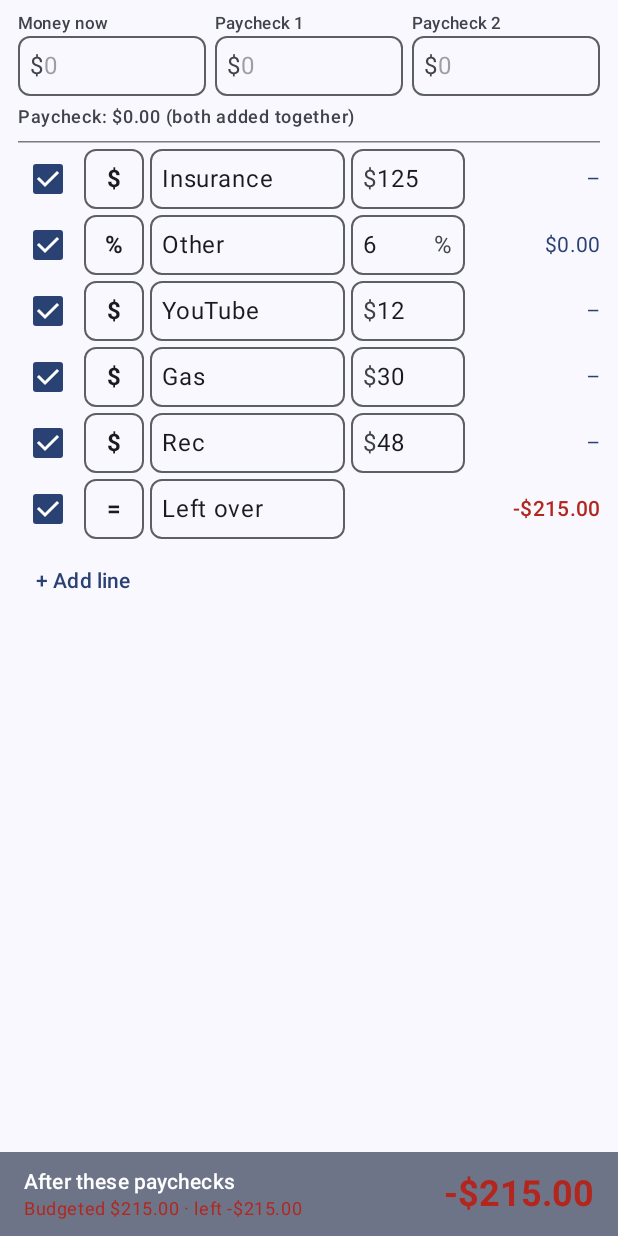
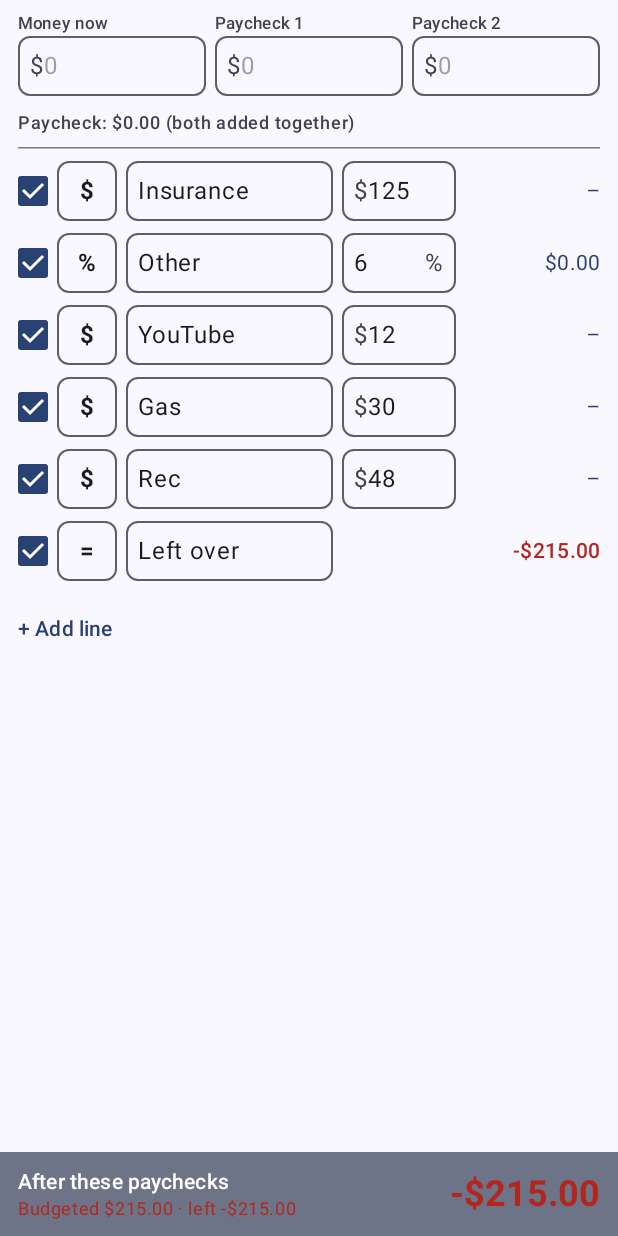
Before and after one commit to anthony3974/BudgeterV2, an Android app built with Jetpack Compose: the screen it shows after launch (MainActivity), on a phone screen of 412 x 824 dp. Run offline under Robolectric (Android 15) with nearby library versions, the phone set to English and light mode, and no system bars.

Commit message:
updated spacing

```diff
--- a/app/src/main/java/com/tony3974/budgeterv2/ui/BudgetScreen.kt
+++ b/app/src/main/java/com/tony3974/budgeterv2/ui/BudgetScreen.kt
@@ -8,6 +8,7 @@ import androidx.compose.foundation.interaction.collectIsFocusedAsState
 import androidx.compose.foundation.layout.Arrangement
 import androidx.compose.foundation.layout.Box
 import androidx.compose.foundation.layout.Column
+import androidx.compose.foundation.layout.PaddingValues
 import androidx.compose.foundation.layout.Row
 import androidx.compose.foundation.layout.Spacer
 import androidx.compose.foundation.layout.consumeWindowInsets
@@ -44,6 +45,7 @@ import androidx.compose.ui.Alignment
 import androidx.compose.ui.Modifier
 import androidx.compose.ui.graphics.Color
 import androidx.compose.ui.graphics.SolidColor
+import androidx.compose.ui.layout.layout
 import androidx.compose.ui.text.font.FontWeight
 import androidx.compose.ui.text.input.KeyboardType
 import androidx.compose.ui.text.style.TextAlign
@@ -64,6 +66,15 @@ import java.text.NumberFormat
 private val FieldHeight = 40.dp
 private val ValueWidth = 76.dp
 private val ResultWidth = 86.dp
+
+/** Space from the screen edge, shared by the content and the totals bar so their edges line up. */
+private val EdgePadding = 12.dp
+/** Space between the boxes in a row. */
+private val ItemGap = 6.dp
+/** Space between rows. */
+private val RowGap = 8.dp
+/** The drawn size of a Material checkbox, without its padding or touch area. */
+private val CheckboxBox = 20.dp
 
 private fun money(cents: Long): String = NumberFormat.getCurrencyInstance().format(BigDecimal.valueOf(cents, 2))
 
@@ -105,10 +116,10 @@ fun BudgetScreen(vm: BudgetViewModel = viewModel()) {
                 // first text box doesn't grab it and open the on-screen keyboard at launch.
                 .focusable()
                 .verticalScroll(rememberScrollState())
-                .padding(horizontal = 12.dp, vertical = 8.dp),
-            verticalArrangement = Arrangement.spacedBy(4.dp),
+                .padding(horizontal = EdgePadding, vertical = 8.dp),
+            verticalArrangement = Arrangement.spacedBy(RowGap),
         ) {
-            Row(horizontalArrangement = Arrangement.spacedBy(6.dp)) {
+            Row(horizontalArrangement = Arrangement.spacedBy(ItemGap)) {
                 LabeledField("Money now", form.moneyNow, vm::setMoneyNow, Modifier.weight(1f))
                 LabeledField("Paycheck 1", form.paycheck1, vm::setPaycheck1, Modifier.weight(1f))
                 LabeledField("Paycheck 2", form.paycheck2, vm::setPaycheck2, Modifier.weight(1f))
@@ -117,7 +128,7 @@ fun BudgetScreen(vm: BudgetViewModel = viewModel()) {
                 "Paycheck: ${money(result.paycheckCents)} (both added together)",
                 style = MaterialTheme.typography.labelMedium,
                 color = MaterialTheme.colorScheme.onSurfaceVariant,
-                modifier = Modifier.padding(top = 2.dp, bottom = 4.dp),
+                modifier = Modifier.padding(top = 2.dp),
             )
             HorizontalDivider()
             form.lines.forEachIndexed { i, line ->
@@ -132,7 +143,10 @@ fun BudgetScreen(vm: BudgetViewModel = viewModel()) {
             if (form.lines.isEmpty()) {
                 Text("No lines yet.", Modifier.padding(vertical = 8.dp))
             }
-            TextButton(onClick = vm::addLine) { Text("+ Add line") }
+            // No side padding, so the text lines up with the left edge of everything above it.
+            TextButton(onClick = vm::addLine, contentPadding = PaddingValues(vertical = 8.dp)) {
+                Text("+ Add line")
+            }
         }
     }
 }
@@ -147,9 +161,13 @@ private fun LabeledField(label: String, value: String, onValueChange: (String) -
 
 @Composable
 private fun LineRow(line: LineForm, result: LineResult?, isFirst: Boolean, isLast: Boolean, vm: BudgetViewModel) {
-    Row(verticalAlignment = Alignment.CenterVertically, horizontalArrangement = Arrangement.spacedBy(4.dp)) {
-        CompositionLocalProvider(LocalMinimumInteractiveComponentSize provides 40.dp) {
-            Checkbox(checked = line.enabled, onCheckedChange = { vm.updateLine(line.copy(enabled = it)) })
+    Row(verticalAlignment = Alignment.CenterVertically, horizontalArrangement = Arrangement.spacedBy(ItemGap)) {
+        CompositionLocalProvider(LocalMinimumInteractiveComponentSize provides FieldHeight) {
+            Checkbox(
+                checked = line.enabled,
+                onCheckedChange = { vm.updateLine(line.copy(enabled = it)) },
+                modifier = Modifier.tightTouchArea(),
+            )
         }
         TypeButton(
             type = line.type,
@@ -191,9 +209,20 @@ private fun LineRow(line: LineForm, result: LineResult?, isFirst: Boolean, isLas
             textAlign = TextAlign.End,
             maxLines = 1,
             overflow = TextOverflow.Ellipsis,
-            modifier = Modifier.width(ResultWidth),
+            modifier = Modifier.padding(start = 4.dp).width(ResultWidth),
         )
     }
+}
+
+/**
+ * Takes up only the width of the checkbox's drawn box (20 dp) in the row while keeping its full
+ * 40 dp touch area, which spills 10 dp past each side. Without this the box sits 10 dp in from the
+ * left edge and has a wide gap after it.
+ */
+private fun Modifier.tightTouchArea(): Modifier = layout { measurable, constraints ->
+    val placeable = measurable.measure(constraints)
+    val inset = ((placeable.width - CheckboxBox.roundToPx()) / 2).coerceAtLeast(0)
+    layout(placeable.width - 2 * inset, placeable.height) { placeable.place(-inset, 0) }
 }
 
 /** What a line works out to, as the original showed it, and whether it's a problem. */
@@ -307,7 +336,7 @@ private fun CompactField(
 private fun TotalsBar(result: BudgetResult) {
     Surface(color = MaterialTheme.colorScheme.secondaryContainer, tonalElevation = 3.dp) {
         Row(
-            Modifier.fillMaxWidth().navigationBarsPadding().padding(horizontal = 16.dp, vertical = 10.dp),
+            Modifier.fillMaxWidth().navigationBarsPadding().padding(horizontal = EdgePadding, vertical = 10.dp),
             verticalAlignment = Alignment.CenterVertically,
         ) {
             Column(Modifier.weight(1f)) {
--- a/app/src/main/java/com/tony3974/budgeterv2/ui/KeepVisible.kt
+++ b/app/src/main/java/com/tony3974/budgeterv2/ui/KeepVisible.kt
@@ -14,6 +14,11 @@ import androidx.compose.runtime.remember
 import androidx.compose.runtime.setValue
 import androidx.compose.ui.Modifier
 import androidx.compose.ui.focus.onFocusEvent
+import androidx.compose.ui.geometry.Rect
+import androidx.compose.ui.layout.onSizeChanged
+import androidx.compose.ui.platform.LocalDensity
+import androidx.compose.ui.unit.IntSize
+import androidx.compose.ui.unit.dp
 import kotlinx.coroutines.delay
 
 /**
@@ -26,12 +31,24 @@ import kotlinx.coroutines.delay
 fun Modifier.keepVisibleWhenFocused(): Modifier {
     val requester = remember { BringIntoViewRequester() }
     var focused by remember { mutableStateOf(false) }
+    var size by remember { mutableStateOf(IntSize.Zero) }
+    val margin = with(LocalDensity.current) { VisibleMargin.toPx() }
     val imeVisible = WindowInsets.isImeVisible
     LaunchedEffect(focused, imeVisible) {
         if (focused && imeVisible) {
             delay(250)
-            requester.bringIntoView()
+            // Ask for a bit more than the field itself, so it doesn't end up flush against the
+            // top of the keyboard.
+            requester.bringIntoView(
+                Rect(0f, -margin, size.width.toFloat(), size.height + margin),
+            )
         }
     }
-    return this.bringIntoViewRequester(requester).onFocusEvent { focused = it.isFocused }
+    return this
+        .onSizeChanged { size = it }
+        .bringIntoViewRequester(requester)
+        .onFocusEvent { focused = it.isFocused }
 }
+
+/** Space kept between a focused field and the keyboard (or the top of the screen). */
+private val VisibleMargin = 16.dp
```
Also changed, not shown: 1 other file.
